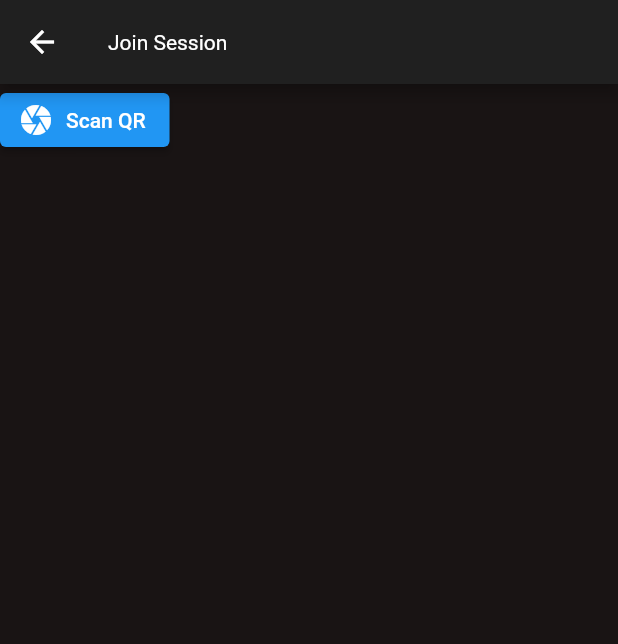
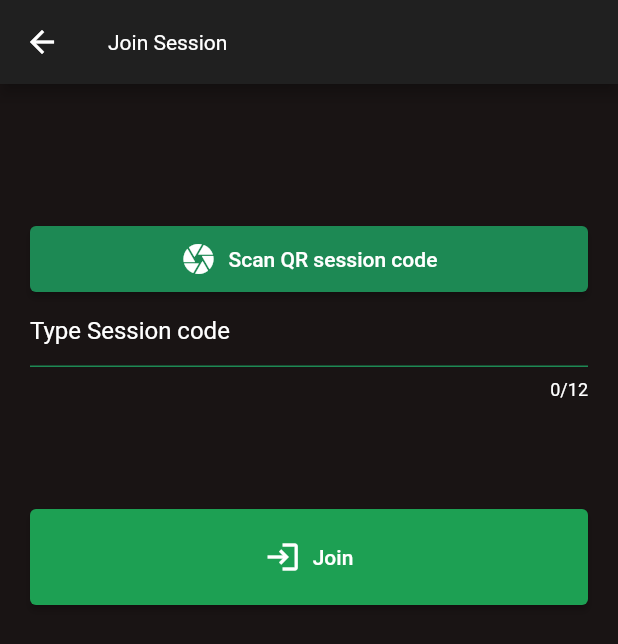
Before and after one commit to TijsGroenendaal/Queuemusic, a Flutter app: the JoinWidget screen opened directly, on a phone screen of 412 x 824 dp. Shown: the top 644 px of the screen. Run offline on Flutter 3.47's test engine with Material 2 defaults, Android fonts, the light colour scheme and no system bars; our stand-ins replace cloud_firestore, firebase_auth, firebase_core, sqflite; missing offline and left inert: qr_code_scanner; accounts and stored records are empty.

Commit message:
✨ fill textField with qr scanner data

```diff
--- a/lib/widgets/JoinWidget.dart
+++ b/lib/widgets/JoinWidget.dart
@@ -1,5 +1,7 @@
 import 'package:flutter/material.dart';
+import 'package:queuemusic/common/QueueMusicColor.dart';
 import 'package:queuemusic/widgets/QrScannerWidget.dart';
+import 'package:queuemusic/widgets/TextFieldWidget.dart';
 
 class JoinWidget extends StatefulWidget {
   const JoinWidget({Key? key}) : super(key: key);
@@ -9,6 +11,8 @@ class JoinWidget extends StatefulWidget {
 }
 
 class _JoinWidgetState extends State<JoinWidget> {
+  final TextEditingController sessionCodeController = TextEditingController();
+
   @override
   Widget build(BuildContext context) {
     return Scaffold(
@@ -16,18 +20,55 @@ class _JoinWidgetState extends State<JoinWidget> {
         title: Text("Join Session"),
       ),
       body: SingleChildScrollView(
+        padding: EdgeInsets.all(20),
+          child: SizedBox(
+            height: 400,
             child: Column(
+              crossAxisAlignment: CrossAxisAlignment.center,
+              mainAxisAlignment: MainAxisAlignment.spaceEvenly,
               children: [
-              ElevatedButton.icon(
+                Column(
+                  crossAxisAlignment: CrossAxisAlignment.center,
+                  mainAxisAlignment: MainAxisAlignment.spaceEvenly,
+                  children: [
+                    SizedBox(
+                      width: double.infinity,
+                      child: ElevatedButton.icon(
+                        style: ButtonStyle(
+                          padding: MaterialStateProperty.all(EdgeInsets.symmetric(vertical: 10)),
+                          backgroundColor: MaterialStateProperty.all(QueueMusicColor.green)
+                        ),
                         onPressed: () {
                           Navigator.push(context, MaterialPageRoute(
-                        builder: (context) => QrScannerWidget()
+                              builder: (context) => QrScannerWidget(sessionCodeController: sessionCodeController)
                           ));
                         },
                         icon: Icon(Icons.camera),
-                  label: Text("Scan QR")
+                        label: Text("Scan QR session code")
+                      ),
+                    ),
+                    TextFieldWidget(
+                        sessionCodeController,
+                        "Type Session code",
+                        12,
+                        BoolWrapper(true)
+                    ),
+                  ],
+                ),
+                SizedBox(
+                  width: double.infinity,
+                  child: ElevatedButton.icon(
+                    style: ButtonStyle(
+                      backgroundColor: MaterialStateProperty.all(QueueMusicColor.green750),
+                      padding: MaterialStateProperty.all(EdgeInsets.symmetric(vertical: 20))
+                    ),
+                    onPressed: () {},
+                    icon: Icon(Icons.login),
+                    label: Text("Join")
+                  ),
                 )
               ],
+            ),
           )
       ),
 
--- a/lib/widgets/LoginWidget.dart
+++ b/lib/widgets/LoginWidget.dart
@@ -83,7 +83,7 @@ class _LoginWidgetState extends State<LoginWidget> {
         Navigator.pop(context);
         return;
       }
-      String sessionCode = const Uuid().v1();
+      String sessionCode = const Uuid().v1().substring(24);
       Provider.of<Session>(context, listen: false).joinSession(user.user!.uid, sessionCode);
       FirebaseFirestore.instance.collection("sessions").add({
         "sessionCode" : sessionCode,
```
Also changed, not shown: lib/widgets/QrScannerWidget.dart (+13 -9 lines). Lines whose indentation alone changed are shown as unchanged.
